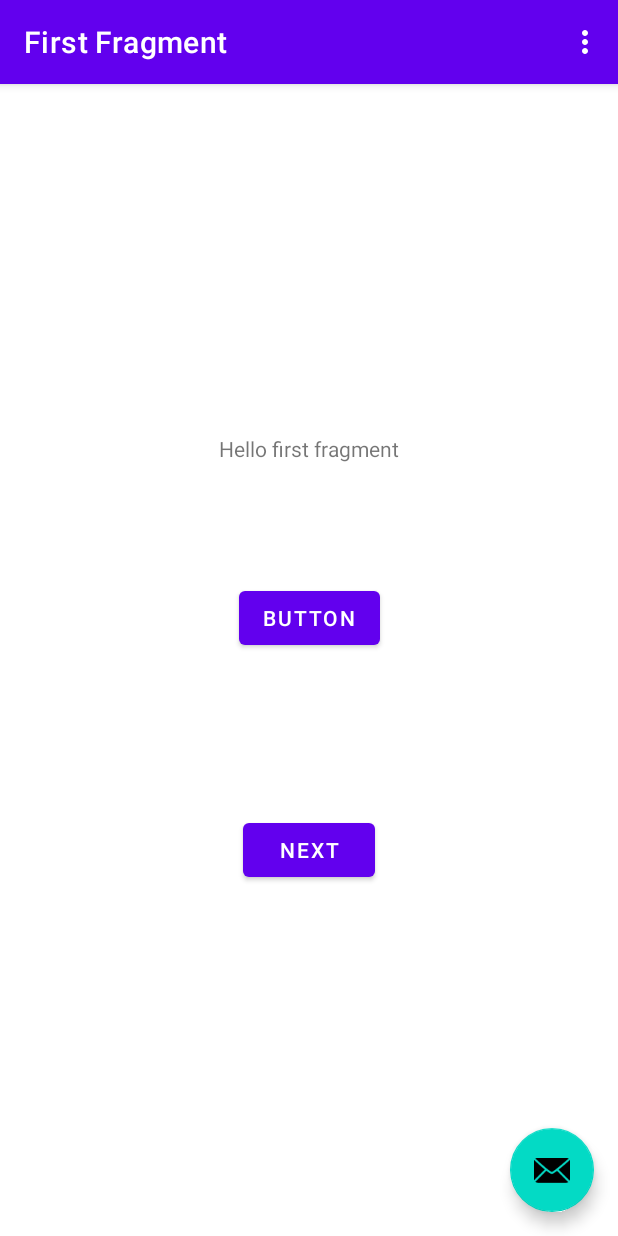
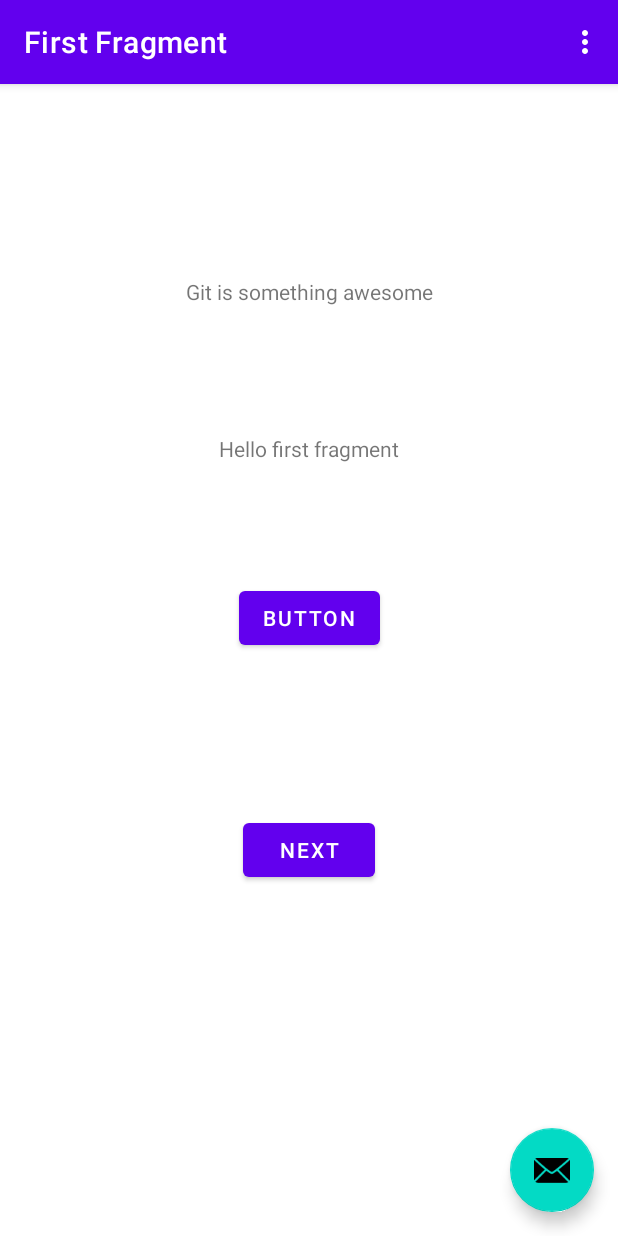
Before and after one commit to GreyWolf2020/AndroidTestAlisonTutorial, an Android app: the screen it shows after launch (MainActivity), on a phone screen of 412 x 824 dp. Run offline under Robolectric (Android 15) with nearby library versions, the phone set to English and light mode, and no system bars; our stand-ins replace navigation-ui.

Commit message:
added a new textfield

```diff
--- a/app/src/main/res/layout/activity_main.xml
+++ b/app/src/main/res/layout/activity_main.xml
@@ -35,6 +35,16 @@
         android:layout_width="match_parent"
         android:layout_height="match_parent">
 
+        <TextView
+            android:id="@+id/textView"
+            android:layout_width="wrap_content"
+            android:layout_height="wrap_content"
+            android:text="Git is something awesome"
+            app:layout_constraintBottom_toTopOf="@+id/button3"
+            app:layout_constraintEnd_toEndOf="parent"
+            app:layout_constraintStart_toStartOf="parent"
+            app:layout_constraintTop_toTopOf="parent" />
+
         <Button
             android:id="@+id/button3"
             android:layout_width="wrap_content"
```
